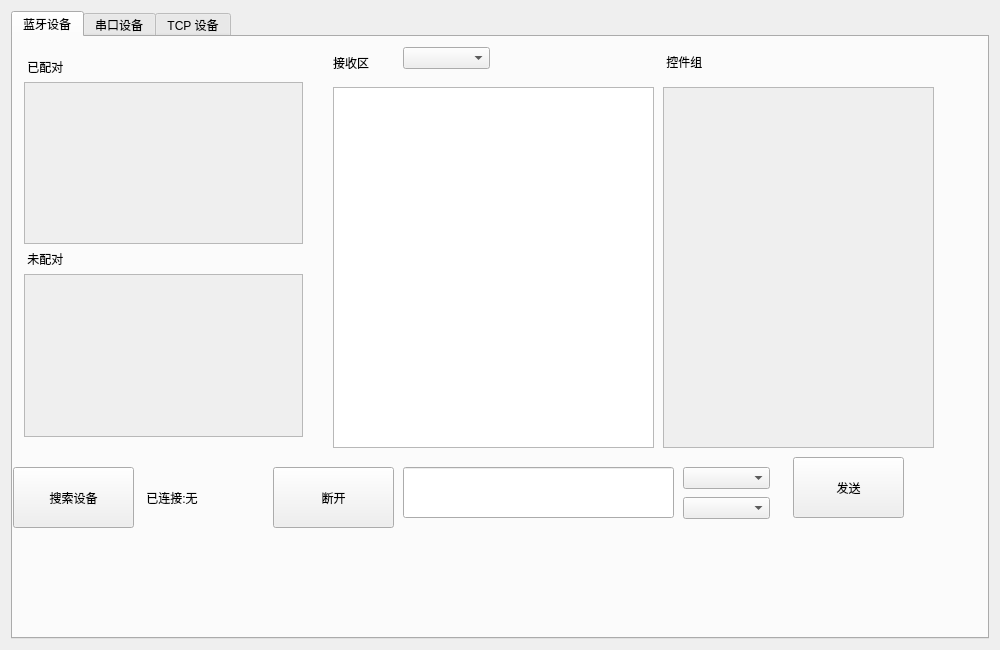
Old version of the form tmp/Commanders/mainwindow.ui in the repository CN-ChangqinWei/mutithreadsearch.
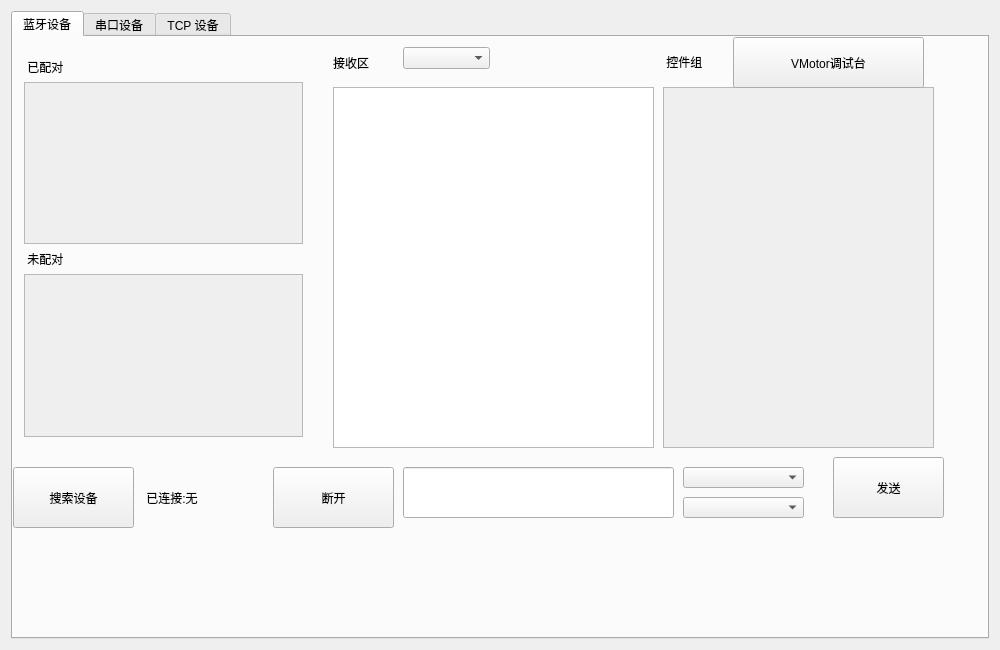
New version of the form.

```diff
--- a/tmp/Commanders/mainwindow.ui
+++ b/tmp/Commanders/mainwindow.ui
@@ -79,7 +79,7 @@
        <widget class="QPushButton" name="PB_BLTSEND">
         <property name="geometry">
          <rect>
-          <x>780</x>
+          <x>820</x>
           <y>420</y>
           <width>111</width>
           <height>61</height>
@@ -190,8 +190,8 @@
          <rect>
           <x>670</x>
           <y>430</y>
-          <width>87</width>
-          <height>22</height>
+          <width>121</width>
+          <height>21</height>
          </rect>
         </property>
        </widget>
@@ -264,8 +264,8 @@
          <rect>
           <x>670</x>
           <y>460</y>
-          <width>87</width>
-          <height>22</height>
+          <width>121</width>
+          <height>21</height>
          </rect>
         </property>
        </widget>
@@ -292,6 +292,19 @@
          </rect>
         </property>
        </widget>
+       <widget class="QPushButton" name="PB_OPENVMOTOR">
+        <property name="geometry">
+         <rect>
+          <x>720</x>
+          <y>0</y>
+          <width>191</width>
+          <height>51</height>
+         </rect>
+        </property>
+        <property name="text">
+         <string>VMotor调试台</string>
+        </property>
+       </widget>
       </widget>
       <widget class="QWidget" name="TB_BLUETOOTH">
        <attribute name="title">
```
